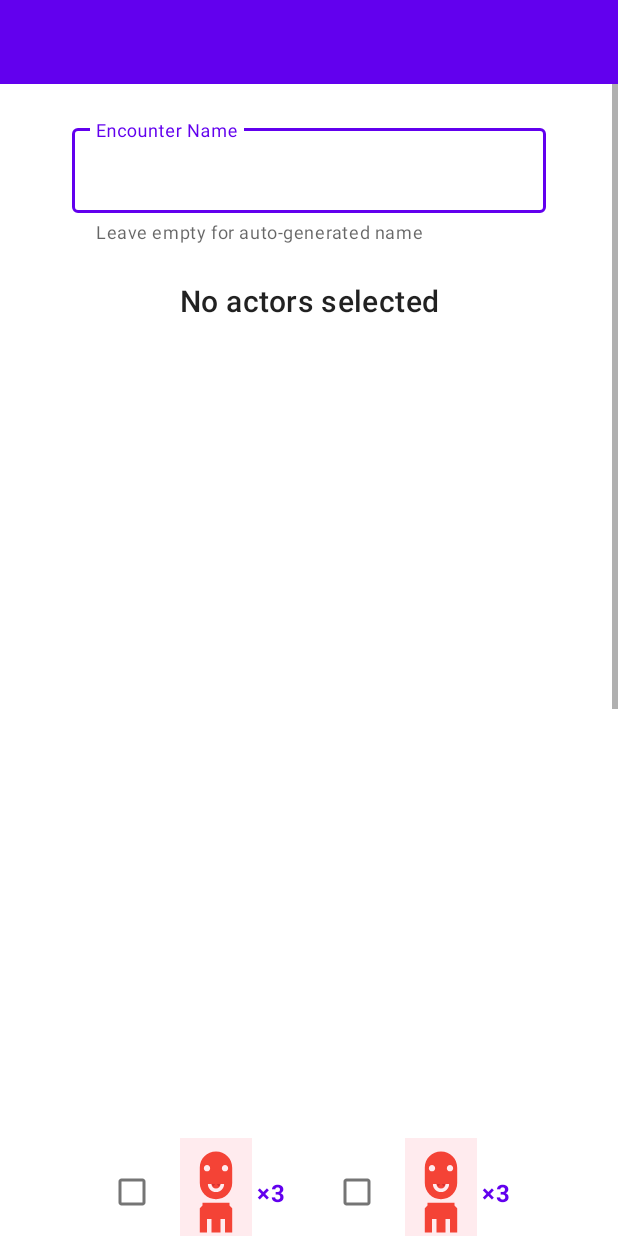
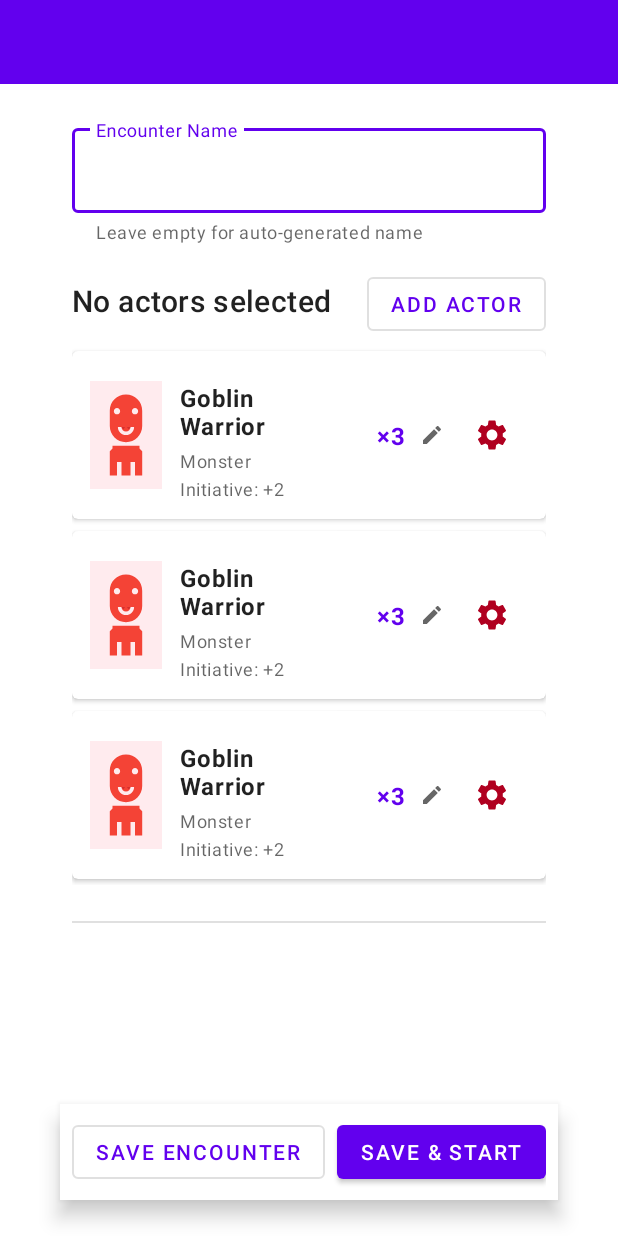
Before and after one commit to uintent/combatTracker2, an Android app: the layout activity_encounter_create.xml on its own in the app's theme, with its tools: preview values and no code run, on a phone screen of 412 x 824 dp. Run offline under Robolectric (Android 15) with nearby library versions, the phone set to English and light mode, and no system bars.

Commit message:
update von jan

```diff
--- a/app/src/main/java/com/example/combattracker/ui/main/MainActivity.kt
+++ b/app/src/main/java/com/example/combattracker/ui/main/MainActivity.kt
@@ -12,6 +12,7 @@ import androidx.appcompat.app.AlertDialog
 import androidx.appcompat.app.AppCompatActivity
 import androidx.core.content.ContextCompat
 import androidx.lifecycle.lifecycleScope
+import android.view.Window
 import com.example.combattracker.CombatTrackerApplication
 import com.example.combattracker.R
 import com.example.combattracker.databinding.ActivityMainBinding
@@ -74,6 +75,7 @@ class MainActivity : AppCompatActivity() {
     // ========== Lifecycle Methods ==========
 
     override fun onCreate(savedInstanceState: Bundle?) {
+        supportRequestWindowFeature(Window.FEATURE_NO_TITLE)
         super.onCreate(savedInstanceState)
 
         // Initialize view binding
@@ -112,7 +114,7 @@ class MainActivity : AppCompatActivity() {
         }
     }
 
-    /**
+     /**
      * Setup the menu cards with click listeners
      */
     private fun setupMenuCards() {
@@ -142,6 +144,9 @@ class MainActivity : AppCompatActivity() {
         }
 
         // Add ripple effect to cards
+        val typedValue = android.util.TypedValue()
+        theme.resolveAttribute(android.R.attr.selectableItemBackground, typedValue, true)
+
         listOf(
             binding.cardManageEncounters,
             binding.cardCreateEncounter,
@@ -151,10 +156,9 @@ class MainActivity : AppCompatActivity() {
         ).forEach { card ->
             card.isClickable = true
             card.isFocusable = true
-            card.foreground = ContextCompat.getDrawable(
-                this,
-                android.R.attr.selectableItemBackground
-            )
+            if (typedValue.resourceId != 0) {
+                card.foreground = ContextCompat.getDrawable(this, typedValue.resourceId)
+            }
         }
     }
 
--- /dev/null
+++ b/app/src/main/res/drawable/ic_add.xml
@@ -0,0 +1,13 @@
+<!-- File: ic_add.xml -->
+<!-- Location: app/src/main/res/drawable/ic_add.xml -->
+
+<vector xmlns:android="http://schemas.android.com/apk/res/android"
+    android:width="24dp"
+    android:height="24dp"
+    android:viewportWidth="24"
+    android:viewportHeight="24"
+    android:tint="?attr/colorControlNormal">
+    <path
+        android:fillColor="@android:color/white"
+        android:pathData="M19,13h-6v6h-2v-6H5v-2h6V5h2v6h6v2z"/>
+</vector>
--- /dev/null
+++ b/app/src/main/res/drawable/ic_edit.xml
@@ -0,0 +1,13 @@
+<!-- File: ic_edit.xml -->
+<!-- Location: app/src/main/res/drawable/ic_edit.xml -->
+
+<vector xmlns:android="http://schemas.android.com/apk/res/android"
+    android:width="24dp"
+    android:height="24dp"
+    android:viewportWidth="24"
+    android:viewportHeight="24"
+    android:tint="?attr/colorControlNormal">
+    <path
+        android:fillColor="@android:color/white"
+        android:pathData="M3,17.25V21h3.75L17.81,9.94l-3.75,-3.75L3,17.25zM20.71,7.04c0.39,-0.39 0.39,-1.02 0,-1.41l-2.34,-2.34c-0.39,-0.39 -1.02,-0.39 -1.41,0l-1.83,1.83 3.75,3.75 1.83,-1.83z"/>
+</vector>
--- a/app/src/main/res/layout/activity_encounter_create.xml
+++ b/app/src/main/res/layout/activity_encounter_create.xml
@@ -70,85 +70,141 @@
 
             </com.google.android.material.textfield.TextInputLayout>
 
-            <!-- Selected Actors Summary -->
+            <!-- Selected Actors Section -->
             <TextView
                 android:id="@+id/textSelectedCount"
                 android:layout_width="wrap_content"
                 android:layout_height="wrap_content"
+                android:layout_marginStart="48dp"
                 android:layout_marginTop="24dp"
                 android:text="@string/no_actors_selected"
                 android:textAppearance="?attr/textAppearanceHeadline6"
-                app:layout_constraintEnd_toEndOf="parent"
                 app:layout_constraintStart_toStartOf="parent"
                 app:layout_constraintTop_toBottomOf="@+id/textInputLayoutName" />
 
-            <!-- Actor Selection Container -->
-            <FrameLayout
-                android:id="@+id/frameLayout"
+            <!-- Add Actor Button -->
+            <Button
+                android:id="@+id/buttonAddActor"
+                style="@style/Widget.MaterialComponents.Button.OutlinedButton"
+                android:layout_width="wrap_content"
+                android:layout_height="wrap_content"
+                android:layout_marginEnd="48dp"
+                android:text="Add Actor"
+                android:drawableStart="@drawable/ic_add"
+                android:drawablePadding="8dp"
+                app:layout_constraintBaseline_toBaselineOf="@+id/textSelectedCount"
+                app:layout_constraintEnd_toEndOf="parent" />
+
+            <!-- Selected Actors List -->
+            <androidx.recyclerview.widget.RecyclerView
+                android:id="@+id/recyclerViewSelectedActors"
                 android:layout_width="0dp"
                 android:layout_height="wrap_content"
                 android:layout_marginStart="48dp"
                 android:layout_marginTop="16dp"
                 android:layout_marginEnd="48dp"
-                android:layout_marginBottom="16dp"
-                android:minHeight="300dp"
-                app:layout_constraintBottom_toTopOf="@+id/buttonContainer"
+                android:minHeight="200dp"
+                android:nestedScrollingEnabled="false"
+                app:layoutManager="androidx.recyclerview.widget.LinearLayoutManager"
                 app:layout_constraintEnd_toEndOf="parent"
                 app:layout_constraintStart_toStartOf="parent"
-                app:layout_constraintTop_toBottomOf="@+id/textSelectedCount">
+                app:layout_constraintTop_toBottomOf="@+id/textSelectedCount"
+                tools:listitem="@layout/item_encounter_actor" />
 
-                <!-- Actor RecyclerView -->
-                <androidx.recyclerview.widget.RecyclerView
-                    android:id="@+id/recyclerViewActors"
-                    android:layout_width="match_parent"
-                    android:layout_height="match_parent"
-                    android:clipToPadding="false"
-                    android:padding="8dp"
-                    app:layoutManager="androidx.recyclerview.widget.GridLayoutManager"
-                    app:spanCount="2"
-                    tools:listitem="@layout/item_actor_selection" />
-
-                <!-- Empty State -->
+            <!-- Empty State for Selected Actors -->
             <LinearLayout
                 android:id="@+id/emptyStateLayout"
-                    android:layout_width="match_parent"
-                    android:layout_height="match_parent"
+                android:layout_width="0dp"
+                android:layout_height="200dp"
                 android:gravity="center"
                 android:orientation="vertical"
-                    android:visibility="gone">
+                android:visibility="gone"
+                app:layout_constraintEnd_toEndOf="@+id/recyclerViewSelectedActors"
+                app:layout_constraintStart_toStartOf="@+id/recyclerViewSelectedActors"
+                app:layout_constraintTop_toTopOf="@+id/recyclerViewSelectedActors">
 
                 <TextView
                     android:id="@+id/textEmptyMessage"
                     android:layout_width="wrap_content"
                     android:layout_height="wrap_content"
-                        android:text="@string/no_actors_to_select"
-                        android:textAppearance="?attr/textAppearanceHeadline6" />
+                    android:text="No actors added yet"
+                    android:textAppearance="?attr/textAppearanceBody1" />
 
                 <TextView
                     android:id="@+id/textEmptySubMessage"
                     android:layout_width="wrap_content"
                     android:layout_height="wrap_content"
                     android:layout_marginTop="8dp"
-                        android:text="@string/create_actors_first"
-                        android:textAppearance="?attr/textAppearanceBody2" />
+                    android:text="Tap 'Add Actor' to add actors to this encounter"
+                    android:textAppearance="?attr/textAppearanceCaption"
+                    android:gravity="center" />
 
             </LinearLayout>
 
-            </FrameLayout>
+            <!-- Divider -->
+            <View
+                android:id="@+id/divider"
+                android:layout_width="0dp"
+                android:layout_height="1dp"
+                android:layout_marginStart="48dp"
+                android:layout_marginTop="24dp"
+                android:layout_marginEnd="48dp"
+                android:background="?android:attr/listDivider"
+                app:layout_constraintEnd_toEndOf="parent"
+                app:layout_constraintStart_toStartOf="parent"
+                app:layout_constraintTop_toBottomOf="@+id/recyclerViewSelectedActors" />
 
-            <!-- Action Buttons -->
+            <!-- Available Actors Section (Initially Hidden) -->
+            <TextView
+                android:id="@+id/textAvailableActors"
+                android:layout_width="wrap_content"
+                android:layout_height="wrap_content"
+                android:layout_marginStart="48dp"
+                android:layout_marginTop="24dp"
+                android:text="Select actors to add:"
+                android:textAppearance="?attr/textAppearanceHeadline6"
+                android:visibility="gone"
+                app:layout_constraintStart_toStartOf="parent"
+                app:layout_constraintTop_toBottomOf="@+id/divider" />
+
+            <!-- Actor Selection RecyclerView (Initially Hidden) -->
+            <androidx.recyclerview.widget.RecyclerView
+                android:id="@+id/recyclerViewActors"
+                android:layout_width="0dp"
+                android:layout_height="wrap_content"
+                android:layout_marginStart="48dp"
+                android:layout_marginTop="16dp"
+                android:layout_marginEnd="48dp"
+                android:layout_marginBottom="100dp"
+                android:clipToPadding="false"
+                android:padding="8dp"
+                android:visibility="gone"
+                android:nestedScrollingEnabled="false"
+                app:layoutManager="androidx.recyclerview.widget.GridLayoutManager"
+                app:spanCount="3"
+                app:layout_constraintBottom_toBottomOf="parent"
+                app:layout_constraintEnd_toEndOf="parent"
+                app:layout_constraintStart_toStartOf="parent"
+                app:layout_constraintTop_toBottomOf="@+id/textAvailableActors"
+                tools:listitem="@layout/item_actor_selection" />
+
+        </androidx.constraintlayout.widget.ConstraintLayout>
+
+    </ScrollView>
+
+    <!-- Action Buttons (Floating at Bottom) -->
     <LinearLayout
         android:id="@+id/buttonContainer"
         android:layout_width="wrap_content"
         android:layout_height="wrap_content"
-                android:layout_marginTop="24dp"
         android:layout_marginBottom="24dp"
         android:orientation="horizontal"
+        android:background="@color/white"
+        android:elevation="8dp"
+        android:padding="8dp"
         app:layout_constraintBottom_toBottomOf="parent"
         app:layout_constraintEnd_toEndOf="parent"
-                app:layout_constraintStart_toStartOf="parent"
-                app:layout_constraintTop_toBottomOf="@+id/frameLayout"
-                app:layout_constraintVertical_bias="1.0">
+        app:layout_constraintStart_toStartOf="parent">
 
         <Button
             android:id="@+id/buttonSave"
@@ -167,7 +223,3 @@
     </LinearLayout>
 
 </androidx.constraintlayout.widget.ConstraintLayout>
-
-    </ScrollView>
-
-</androidx.constraintlayout.widget.ConstraintLayout>
--- /dev/null
+++ b/app/src/main/res/layout/item_encounter_actor.xml
@@ -0,0 +1,115 @@
+<?xml version="1.0" encoding="utf-8"?>
+<!-- File: item_encounter_actor.xml -->
+<!-- Location: app/src/main/res/layout/item_encounter_actor.xml -->
+
+<com.google.android.material.card.MaterialCardView xmlns:android="http://schemas.android.com/apk/res/android"
+    xmlns:app="http://schemas.android.com/apk/res-auto"
+    xmlns:tools="http://schemas.android.com/tools"
+    android:layout_width="match_parent"
+    android:layout_height="wrap_content"
+    android:layout_marginVertical="4dp"
+    app:cardElevation="2dp">
+
+    <androidx.constraintlayout.widget.ConstraintLayout
+        android:layout_width="match_parent"
+        android:layout_height="wrap_content"
+        android:padding="12dp">
+
+        <!-- Actor Portrait -->
+        <ImageView
+            android:id="@+id/imagePortrait"
+            android:layout_width="48dp"
+            android:layout_height="72dp"
+            android:contentDescription="@string/actor_portrait"
+            android:scaleType="centerCrop"
+            app:layout_constraintBottom_toBottomOf="parent"
+            app:layout_constraintStart_toStartOf="parent"
+            app:layout_constraintTop_toTopOf="parent"
+            tools:src="@drawable/placeholder_monster" />
+
+        <!-- Actor Info -->
+        <TextView
+            android:id="@+id/textActorName"
+            android:layout_width="0dp"
+            android:layout_height="wrap_content"
+            android:layout_marginStart="12dp"
+            android:layout_marginEnd="8dp"
+            android:textAppearance="?attr/textAppearanceBody1"
+            android:textStyle="bold"
+            app:layout_constraintEnd_toStartOf="@+id/layoutQuantity"
+            app:layout_constraintStart_toEndOf="@+id/imagePortrait"
+            app:layout_constraintTop_toTopOf="@+id/imagePortrait"
+            tools:text="Goblin Warrior" />
+
+        <TextView
+            android:id="@+id/textCategory"
+            android:layout_width="0dp"
+            android:layout_height="wrap_content"
+            android:layout_marginTop="4dp"
+            android:textAppearance="?attr/textAppearanceCaption"
+            app:layout_constraintEnd_toEndOf="@+id/textActorName"
+            app:layout_constraintStart_toStartOf="@+id/textActorName"
+            app:layout_constraintTop_toBottomOf="@+id/textActorName"
+            tools:text="Monster" />
+
+        <TextView
+            android:id="@+id/textInitiative"
+            android:layout_width="0dp"
+            android:layout_height="wrap_content"
+            android:layout_marginTop="2dp"
+            android:textAppearance="?attr/textAppearanceCaption"
+            android:textColor="?android:attr/textColorSecondary"
+            app:layout_constraintEnd_toEndOf="@+id/textActorName"
+            app:layout_constraintStart_toStartOf="@+id/textActorName"
+            app:layout_constraintTop_toBottomOf="@+id/textCategory"
+            tools:text="Initiative: +2" />
+
+        <!-- Quantity Section -->
+        <LinearLayout
+            android:id="@+id/layoutQuantity"
+            android:layout_width="wrap_content"
+            android:layout_height="wrap_content"
+            android:orientation="horizontal"
+            android:gravity="center_vertical"
+            android:background="?attr/selectableItemBackgroundBorderless"
+            android:padding="8dp"
+            app:layout_constraintBottom_toBottomOf="parent"
+            app:layout_constraintEnd_toStartOf="@+id/buttonRemove"
+            app:layout_constraintTop_toTopOf="parent">
+
+            <TextView
+                android:id="@+id/textQuantity"
+                android:layout_width="wrap_content"
+                android:layout_height="wrap_content"
+                android:textAppearance="?attr/textAppearanceBody1"
+                android:textStyle="bold"
+                android:textColor="?attr/colorPrimary"
+                android:minWidth="32dp"
+                android:gravity="center"
+                tools:text="×3" />
+
+            <ImageView
+                android:layout_width="16dp"
+                android:layout_height="16dp"
+                android:layout_marginStart="4dp"
+                android:src="@drawable/ic_edit"
+                android:tint="?attr/colorControlNormal" />
+
+        </LinearLayout>
+
+        <!-- Remove Button -->
+        <ImageButton
+            android:id="@+id/buttonRemove"
+            android:layout_width="48dp"
+            android:layout_height="48dp"
+            android:background="?attr/selectableItemBackgroundBorderless"
+            android:contentDescription="Remove actor"
+            android:src="@drawable/ic_close"
+            android:tint="?attr/colorError"
+            app:layout_constraintBottom_toBottomOf="parent"
+            app:layout_constraintEnd_toEndOf="parent"
+            app:layout_constraintTop_toTopOf="parent" />
+
+    </androidx.constraintlayout.widget.ConstraintLayout>
+
+</com.google.android.material.card.MaterialCardView>
```
Lines whose indentation alone changed are shown as unchanged.
